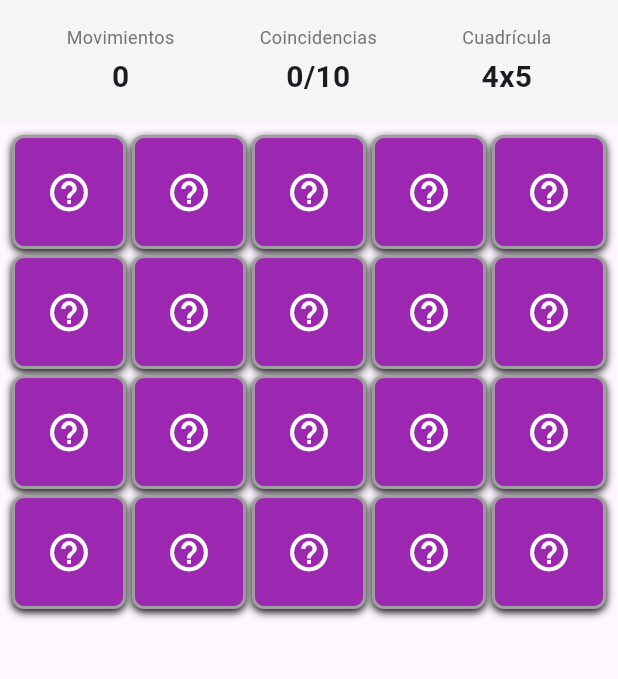
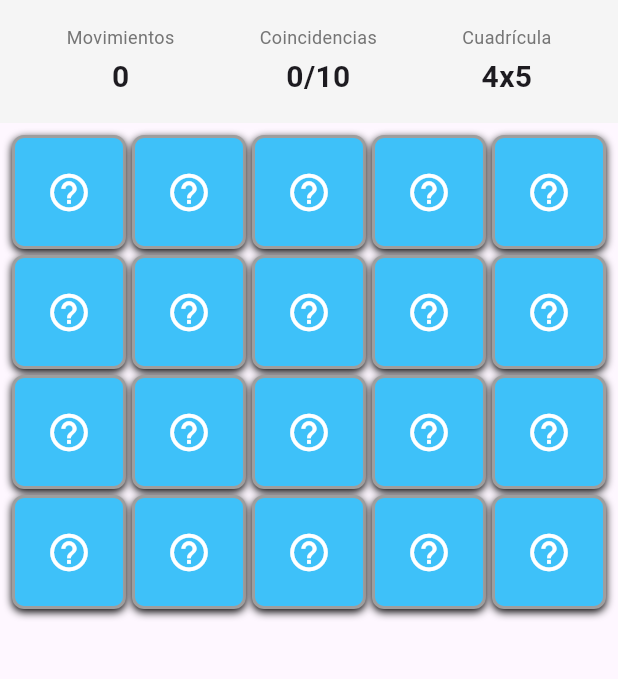
Before and after one commit to Fundamentos-Moviles/exameni-SamuelRenovato, a Flutter app: the screen it shows after launch, on a phone screen of 412 x 824 dp, the part 84-763 px from its top. Run offline on Flutter 3.47's test engine with Material 3 defaults, Android fonts, the phone set to English and light mode, and no system bars.

Commit message:
style: color de cartas
Se cambio el color del reverso de las cartas

```diff
--- a/lib/widgets/carta_juego.dart
+++ b/lib/widgets/carta_juego.dart
@@ -21,7 +21,7 @@ class CartaJuego extends StatelessWidget {
         decoration: BoxDecoration(
           color: carta.volteada || carta.emparejada
             ? cons.blanco
-            : cons.morado,
+            : const Color.fromARGB(255, 62, 193, 249),
           borderRadius: BorderRadius.circular(8),
           border: Border.all(
             color: carta.emparejada
```
